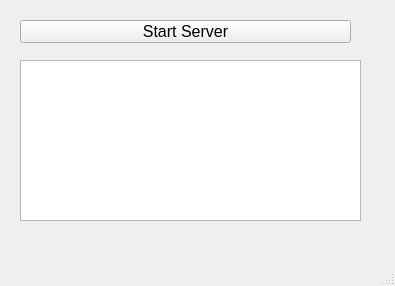
lozal71/shag_chat_server, file mainwindow.ui: the form before one commit.
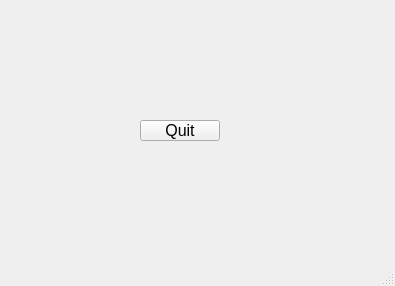
The form after the commit.

Commit message: удалена кнопка старта, сервер стартует при запуске

Patch:
```diff
--- a/mainwindow.ui
+++ b/mainwindow.ui
@@ -19,30 +19,17 @@
    <string>MainWindow</string>
   </property>
   <widget class="QWidget" name="centralwidget">
-   <widget class="QPushButton" name="pbStartServer">
-    <property name="enabled">
-     <bool>true</bool>
-    </property>
+   <widget class="QPushButton" name="pbQuit">
     <property name="geometry">
      <rect>
-      <x>20</x>
-      <y>20</y>
-      <width>331</width>
-      <height>23</height>
+      <x>140</x>
+      <y>120</y>
+      <width>80</width>
+      <height>21</height>
      </rect>
     </property>
     <property name="text">
-     <string>Start Server</string>
-    </property>
-   </widget>
-   <widget class="QTextEdit" name="teStatus">
-    <property name="geometry">
-     <rect>
-      <x>20</x>
-      <y>60</y>
-      <width>341</width>
-      <height>161</height>
-     </rect>
+     <string>Quit</string>
     </property>
    </widget>
   </widget>
```
The commit also changes 4 other files.
